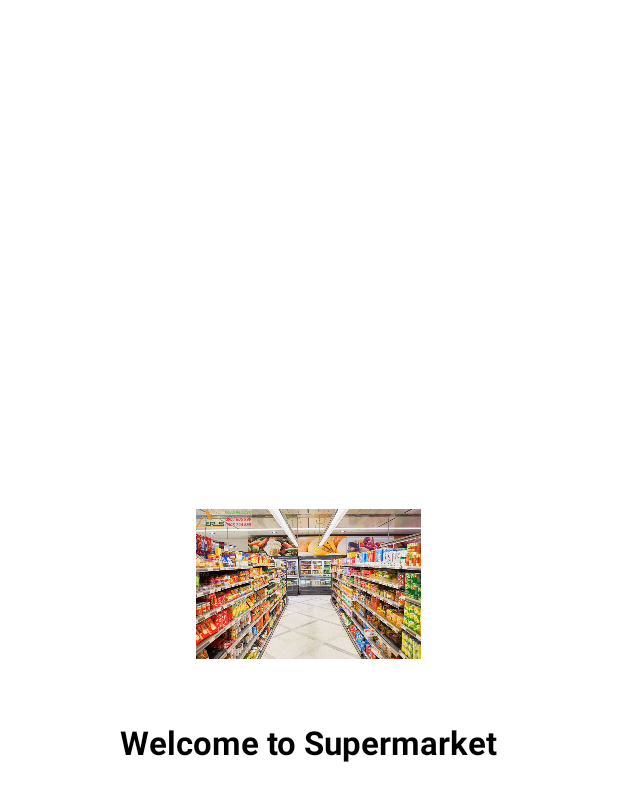
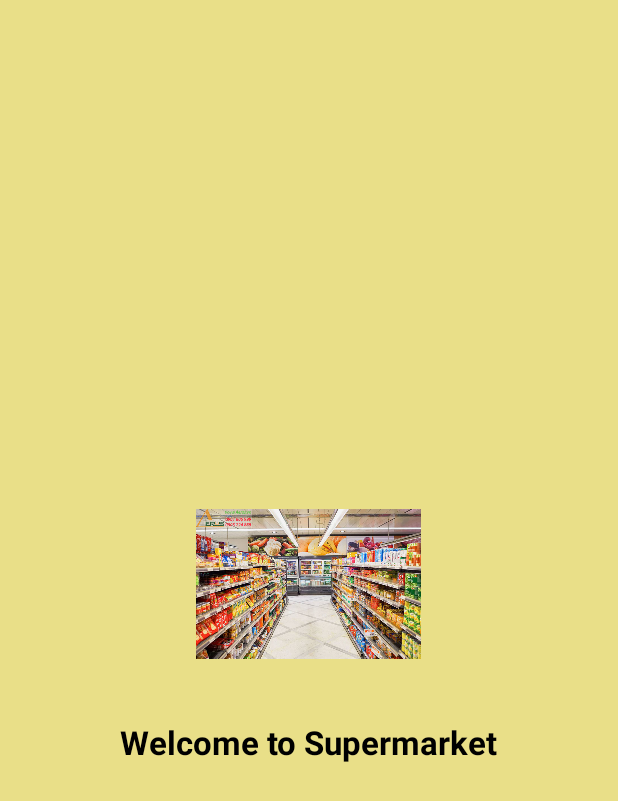
Before and after one commit to bac205/DuAnMau, an Android app: the Welcom screen opened directly, with no data from a screen before it, on a phone screen of 412 x 824 dp. Shown: the top 801 px of the screen. Run offline under Robolectric (Android 15) with nearby library versions, the phone set to English and light mode, and no system bars.

Commit message:
edit welcom.xml

```diff
--- a/app/src/main/res/layout/activity_welcom.xml
+++ b/app/src/main/res/layout/activity_welcom.xml
@@ -5,7 +5,7 @@
     android:id="@+id/main"
     android:gravity="center"
     android:orientation="vertical"
-    android:background="#FFFFFF">
+    android:background="#E9DF88">
 
     <ImageView
         android:id="@+id/imgLogo"
```
